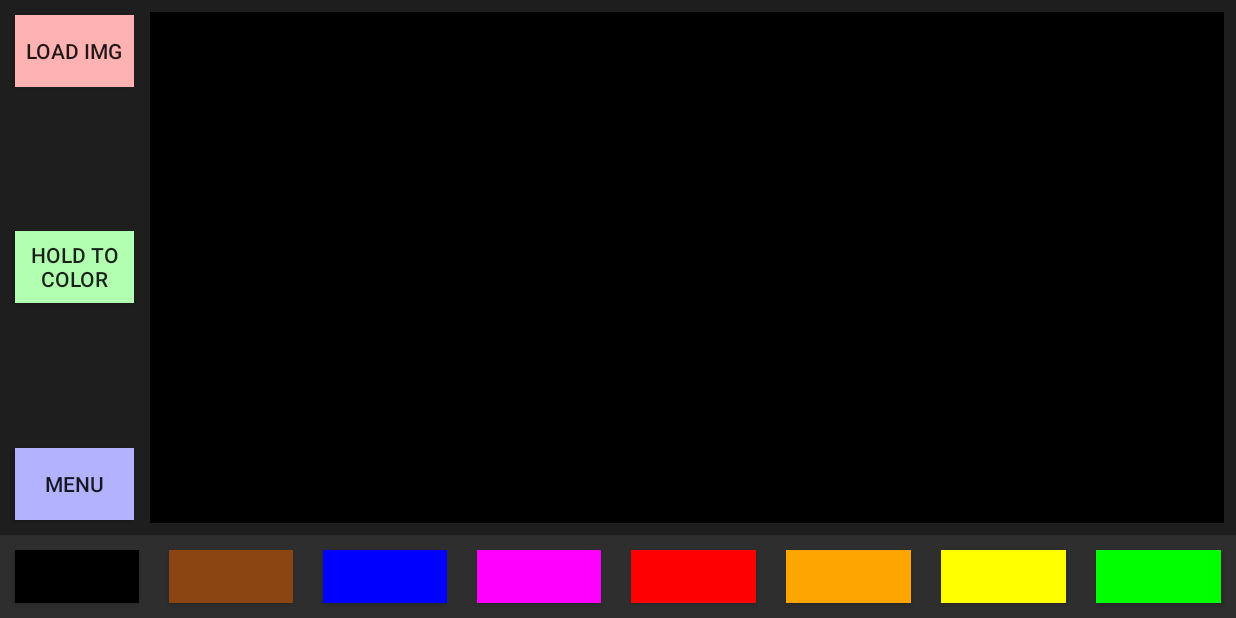
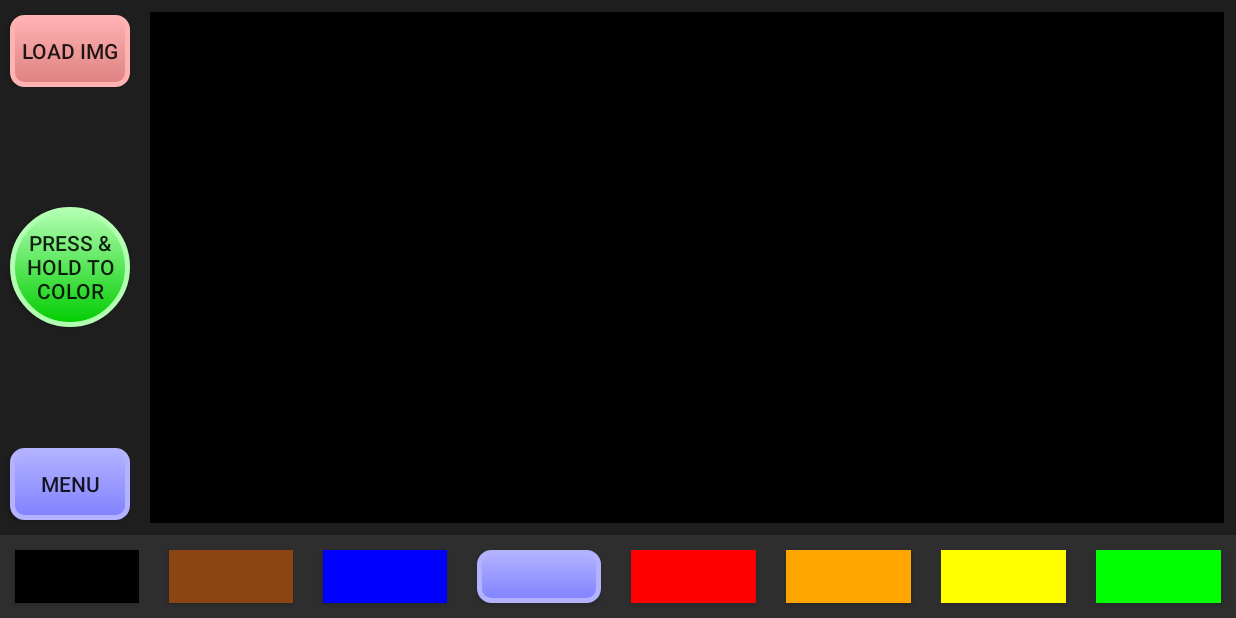
Before and after one commit to MOOOoooD/IColorMyWorld, an Android app: the UserPaint_using screen opened directly, with no data from a screen before it, on a phone screen of 824 x 412 dp (held sideways). Run offline under Robolectric (Android 15) with nearby library versions, the light colour scheme and no system bars; libraries missing offline, so code that uses them is left out: org.opencv.android, org.opencv.core, org.opencv.imgproc; 2 statements that could not run were skipped.

Commit message:
working on buttons in custom views

```diff
--- a/app/src/main/java/com/apps/mooooood/functforapp/MenuCustView.java
+++ b/app/src/main/java/com/apps/mooooood/functforapp/MenuCustView.java
@@ -24,9 +24,9 @@ public class MenuCustView extends RelativeLayout {
         menuBtn = findViewById(R.id.menu_button);
         colorBtn = findViewById(R.id.color_button);
 
-        LayoutInflater layoutInflater = (LayoutInflater)context
-                .getSystemService(Context.LAYOUT_INFLATER_SERVICE);
-        layoutInflater.inflate(R.layout.menu_btns_layout, this, true);
+//        LayoutInflater layoutInflater = (LayoutInflater)context
+//                .getSystemService(Context.LAYOUT_INFLATER_SERVICE);
+//        layoutInflater.inflate(R.layout.activity_menu_cust_view, this, true);
 
     }
 
--- /dev/null
+++ b/app/src/main/res/drawable/button_circle.xml
@@ -0,0 +1,15 @@
+<?xml version="1.0" encoding="utf-8"?>
+<shape xmlns:android="http://schemas.android.com/apk/res/android"
+    android:shape="oval">
+    <stroke
+        android:width="3dip"
+        android:color="@color/colorHold" />
+    <gradient android:angle="-90" android:startColor="@color/colorHold" android:endColor="@color/colorHold1" />
+
+    <size
+        android:width="80dp"
+        android:height="80dp"
+        />
+
+
+</shape>
--- /dev/null
+++ b/app/src/main/res/drawable/loadbtn.xml
@@ -0,0 +1,24 @@
+<?xml version="1.0" encoding="utf-8"?>
+<selector xmlns:android="http://schemas.android.com/apk/res/android" >
+    <item android:state_pressed="true" >
+        <shape android:shape="rectangle"  >
+            <corners android:radius="3dip" />
+            <stroke android:width="1dip" android:color="#5e7974" />
+            <gradient android:angle="-90" android:startColor="#345953" android:endColor="#689a92"  />
+        </shape>
+    </item>
+    <item android:state_focused="true">
+        <shape android:shape="rectangle"  >
+            <corners android:radius="3dip" />
+            <stroke android:width="1dip" android:color="#5e7974" />
+            <solid android:color="#58857e"/>
+        </shape>
+    </item>
+    <item >
+        <shape android:shape="rectangle"  >
+            <corners android:radius="8dip" />
+            <stroke android:width="3dip" android:color="@color/loadButn" />
+            <gradient android:angle="-90" android:startColor="@color/loadButn" android:endColor="@color/loadButn2" />
+        </shape>
+    </item>
+</selector>
--- /dev/null
+++ b/app/src/main/res/drawable/menubtn.xml
@@ -0,0 +1,24 @@
+<?xml version="1.0" encoding="utf-8"?>
+<selector xmlns:android="http://schemas.android.com/apk/res/android" >
+    <item android:state_pressed="true" >
+        <shape android:shape="rectangle"  >
+            <corners android:radius="3dip" />
+            <stroke android:width="1dip" android:color="#5e7974" />
+            <gradient android:angle="-90" android:startColor="#345953" android:endColor="#689a92"  />
+        </shape>
+    </item>
+    <item android:state_focused="true">
+        <shape android:shape="rectangle"  >
+            <corners android:radius="3dip" />
+            <stroke android:width="1dip" android:color="#5e7974" />
+            <solid android:color="#58857e"/>
+        </shape>
+    </item>
+    <item >
+        <shape android:shape="rectangle"  >
+            <corners android:radius="8dip" />
+            <stroke android:width="3dip" android:color="@color/menuBtn" />
+            <gradient android:angle="-90" android:startColor="@color/menuBtn" android:endColor="@color/menuBtn2" />
+        </shape>
+    </item>
+</selector>
--- a/app/src/main/res/layout/activity_menu_cust_view.xml
+++ b/app/src/main/res/layout/activity_menu_cust_view.xml
@@ -1,6 +1,5 @@
 <?xml version="1.0" encoding="utf-8"?>
-<RelativeLayout
-    xmlns:android="http://schemas.android.com/apk/res/android"
+<android.support.constraint.ConstraintLayout xmlns:android="http://schemas.android.com/apk/res/android"
     xmlns:app="http://schemas.android.com/apk/res-auto"
     xmlns:tools="http://schemas.android.com/tools"
     android:layout_width="match_parent"
@@ -15,7 +14,8 @@
         android:layout_height="match_parent"
         android:layout_alignParentStart="true">
 
+
     </com.apps.mooooood.functforapp.MenuCustView>
 
 
-</RelativeLayout>
+</android.support.constraint.ConstraintLayout>
--- a/app/src/main/res/layout/activity_user_paint.xml
+++ b/app/src/main/res/layout/activity_user_paint.xml
@@ -7,8 +7,6 @@
     android:background="@color/palettegray"
 
     tools:context="com.apps.mooooood.functforapp.UserPaint_using">
-
-
 
 
     <LinearLayout
@@ -67,7 +65,7 @@
             android:layout_height="35dp"
             android:layout_margin="10dp"
             android:layout_weight="1"
-            android:background="@color/purple"
+            android:background="@drawable/menubtn"
             android:onClick="colorPurple" />
 
         <Button
@@ -131,7 +129,7 @@
 
     <com.apps.mooooood.functforapp.MenuCustView
         android:id="@+id/menu_cust_view"
-        android:layout_width="99dp"
+        android:layout_width="100dp"
         android:layout_height="0dp"
         android:layout_alignParentStart="true"
         android:layout_alignParentTop="true"
@@ -139,11 +137,49 @@
         android:background="@color/palettegray"
         app:layout_constraintBottom_toTopOf="@+id/pallete_bar"
         app:layout_constraintEnd_toStartOf="@+id/paint_custom_view"
-        app:layout_constraintHorizontal_bias="0.0"
         app:layout_constraintStart_toStartOf="parent"
         app:layout_constraintTop_toTopOf="parent"
-        app:layout_constraintVertical_bias="0.0" />
+        app:layout_constraintVertical_bias="1.0">
 
+        <Button
+            android:id="@+id/load_images"
+            android:layout_width="match_parent"
+            android:layout_height="wrap_content"
+            android:layout_alignParentTop="true"
+            android:layout_centerHorizontal="false"
+            android:layout_centerInParent="false"
+            android:layout_margin="10dp"
+            android:background="@drawable/loadbtn"
+            android:text="@string/load_btn"
+            tools:layout_editor_absoluteX="10dp"
+            tools:layout_editor_absoluteY="10dp" />
+
+        <Button
+            android:id="@+id/color_button"
+            android:layout_width="match_parent"
+            android:layout_height="wrap_content"
+            android:layout_centerVertical="true"
+            android:layout_gravity="center_vertical"
+            android:layout_margin="10dp"
+            android:background="@drawable/button_circle"
+            android:text="@string/color_btn"
+            tools:layout_editor_absoluteX="10dp"
+            tools:layout_editor_absoluteY="102dp" />
+
+        <!--        android:onClick="colorSwitch"  -->
+
+
+        <Button
+            android:id="@+id/menu_button"
+            android:layout_width="match_parent"
+            android:layout_height="wrap_content"
+            android:layout_alignParentBottom="true"
+            android:layout_centerVertical="true"
+            android:layout_margin="10dp"
+            android:background="@drawable/menubtn"
+            android:onClick="listMenu"
+            android:text="@string/menu_btn" />
+    </com.apps.mooooood.functforapp.MenuCustView>
     <!--
 
 
--- a/app/src/main/res/layout/menu_btns_layout.xml
+++ b/app/src/main/res/layout/menu_btns_layout.xml
@@ -3,19 +3,8 @@
     xmlns:app="http://schemas.android.com/apk/res-auto"
 >
 
-    <Button
-        android:id="@+id/color_button"
-        android:layout_width="match_parent"
-        android:layout_height="wrap_content"
-        android:background="@color/colorHold"
-        android:layout_margin="10dp"
-        android:layout_alignParentStart="true"
-        android:layout_centerVertical="true"
-        android:text="@string/color_off" />
 
-    <!--        android:onClick="colorSwitch"  -->
-
-
+    <!--
     <Button
         android:id="@+id/load_images"
         android:layout_width="match_parent"
@@ -27,6 +16,16 @@
         android:text="@string/load_btn" />
 
     <Button
+        android:id="@+id/color_button"
+        android:layout_width="wrap_content"
+        android:layout_height="wrap_content"
+        android:background="@drawable/button_circle"
+        android:layout_gravity="center_vertical"
+        android:text="Color" />
+
+
+
+    <Button
         android:id="@+id/menu_button"
         android:layout_width="match_parent"
         android:layout_height="wrap_content"
@@ -36,5 +35,6 @@
         android:layout_centerVertical="true"
         android:onClick="listMenu"
         android:text="@string/menu_btn" />
+    -->
 
 </merge>
--- a/app/src/main/res/values/colors.xml
+++ b/app/src/main/res/values/colors.xml
@@ -5,8 +5,11 @@
     <color name="colorAccent">#FF4081</color>
 
     <color name="loadButn">#ffb2b2</color>
+    <color name="loadButn2">#dd8181</color>
     <color name="colorHold">#b2ffb2</color>
+    <color name="colorHold1">#00cc00</color>
     <color name="menuBtn">#b2b2ff</color>
+    <color name="menuBtn2">#8181ff</color>
 
 
     <color name="brown">#8B4513</color>
--- a/app/src/main/res/values/strings.xml
+++ b/app/src/main/res/values/strings.xml
@@ -40,9 +40,9 @@
     <string name="fill_btn">Fill</string>
     <string name="fill_off">Fill Off</string>
     <string name="fill_on">Fill On</string>
-    <string name="color_btn">Hold to Color</string>
-    <string name="color_off">Hold to Color</string>
-    <string name="color_on">Hold to Color</string>
+    <string name="color_btn">Press &amp; Hold to Color</string>
+    <string name="color_off">Press &amp; Hold to Color</string>
+    <string name="color_on">Press &amp; Hold to Color</string>
 
     <string name="black">color black</string>
     <string name="red">color red</string>
```
